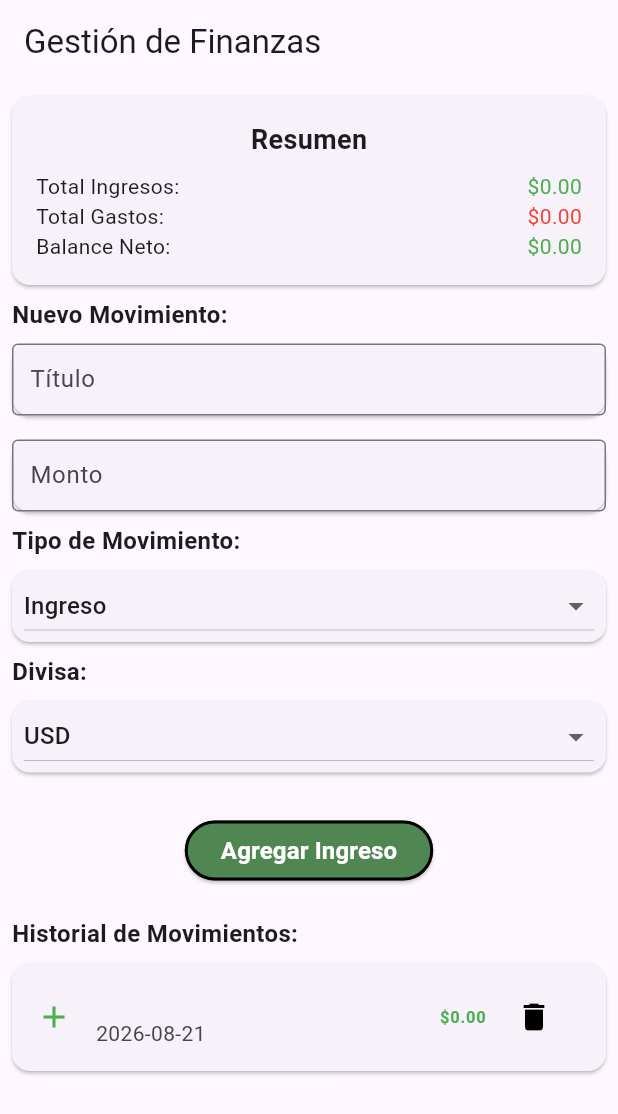
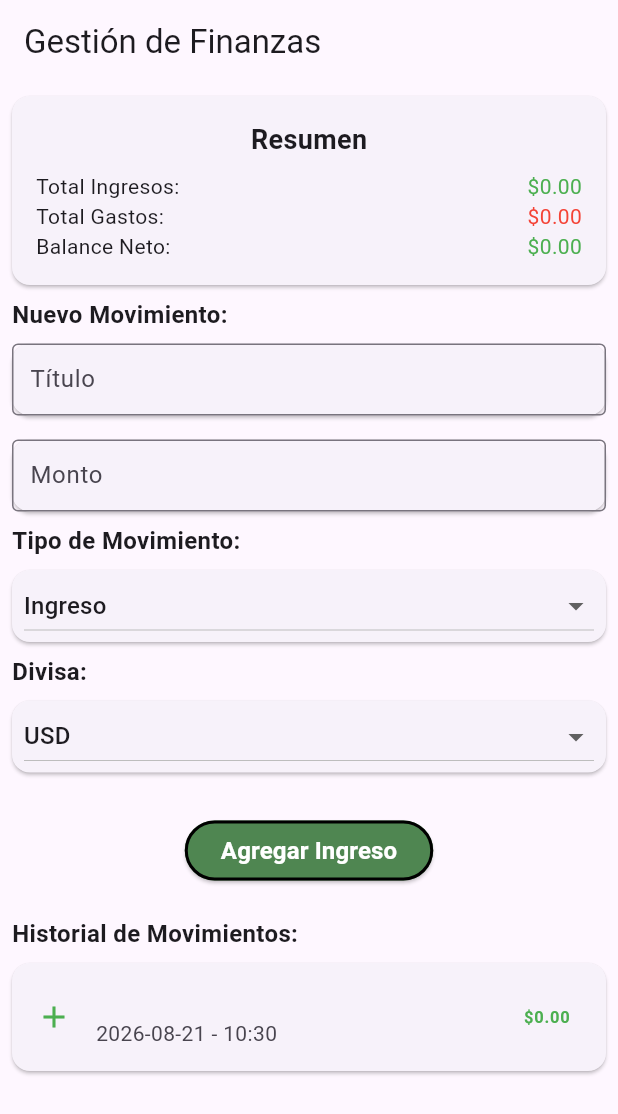
Before and after one commit to xCamil0/ProjectFin, a Flutter app: the PantallaFinanzas screen opened directly, after a tap on "Agregar Ingreso", on a phone screen of 412 x 824 dp. Shown: the top 1114 px of the screen. Run offline on Flutter 3.47's test engine with Material 3 defaults, Android fonts, the phone set to English and light mode, and no system bars; our stand-ins replace shared_preferences; accounts and stored records are empty.

Commit message:
almacenamiento interno del historial y cosas visuales

```diff
--- a/lib/Project.dart
+++ b/lib/Project.dart
@@ -1,4 +1,8 @@
 import 'package:flutter/material.dart';
+
+import 'dart:convert';
+
+import 'package:shared_preferences/shared_preferences.dart';
 
 void main() {
   runApp(const MiappFinanazas());
@@ -12,12 +16,43 @@ enum TipoIngreso { arriendo, cosas, otro }
 
 enum TipoDivisa { USD, COP, ARS }
 
+class ServicioMovimiento {
+  static const String _keyMovimientos = 'lista_movimientos_key';
+
+  static Future<void> guardarMovimientos(
+    List<Movimiento> listaMovimientos,
+  ) async {
+    final prefs = await SharedPreferences.getInstance();
+
+    List<String> listaJson = listaMovimientos
+        .map((movimiento) => jsonEncode(movimiento.toMap()))
+        .toList();
+
+    await prefs.setStringList(_keyMovimientos, listaJson);
+  }
+
+  static Future<List<Movimiento>> cargarMovimientos() async {
+    final prefs = await SharedPreferences.getInstance();
+    final List<String>? listaJson = prefs.getStringList(_keyMovimientos);
+
+    if (listaJson == null) {
+      return [];
+    }
+
+    return listaJson.map((textoJson) {
+      final Map<String, dynamic> mapa = jsonDecode(textoJson);
+      return Movimiento.fromMap(mapa);
+    }).toList();
+  }
+}
+
 class Movimiento {
   // 1. Atributos
   String id;
   String titulo;
   double monto;
   DateTime fecha;
+  DateTime hora;
   TipoMovimiento tipoMovimiento;
   TipoDivisa divisa;
 
@@ -27,9 +62,36 @@ class Movimiento {
     required this.titulo,
     required this.monto,
     required this.fecha,
+    required this.hora,
     required this.tipoMovimiento,
     required this.divisa,
   });
+
+  Map<String, dynamic> toMap() {
+    return {
+      "id": id,
+      "titulo": titulo,
+      "monto": monto,
+      "fecha": fecha.toIso8601String(),
+      "hora": hora.toIso8601String(),
+      "tipoMovimiento": tipoMovimiento.name,
+      "tipoDivisa": divisa.name,
+    };
+  }
+
+  factory Movimiento.fromMap(Map<String, dynamic> map) {
+    return Movimiento(
+      id: map["id"] as String,
+      titulo: map["titulo"] as String,
+      monto: (map["monto"] as num).toDouble(),
+      fecha: DateTime.parse(map["fecha"] as String),
+      hora: DateTime.parse(map["hora"] as String),
+      tipoMovimiento: TipoMovimiento.values.byName(
+        map["tipoMovimiento"] as String,
+      ),
+      divisa: TipoDivisa.values.byName(map["tipoDivisa"] as String),
+    );
+  }
 }
 
 class MiappFinanazas extends StatelessWidget {
@@ -57,6 +119,20 @@ class _PantallaFinanzasState extends State<PantallaFinanzas> {
   TipoDivisa divisaSeleccionada = TipoDivisa.USD;
 
   List<Movimiento> listaMovimientos = [];
+
+  @override
+  void initState() {
+    super.initState();
+    _cargarDatosIniciales();
+  }
+
+  Future<void> _cargarDatosIniciales() async {
+    final datosCargados = await ServicioMovimiento.cargarMovimientos();
+
+    setState(() {
+      listaMovimientos = datosCargados;
+    });
+  }
 
   double convertirAUSD(double montolocal, TipoDivisa divisa) {
     switch (divisa) {
@@ -101,16 +177,18 @@ class _PantallaFinanzasState extends State<PantallaFinanzas> {
       titulo: tituloController.text,
       monto: convertirAUSD(montoIngresado, divisaSeleccionada),
       fecha: DateTime.now(),
+      hora: DateTime.now(),
       tipoMovimiento: tipoSeleccionado,
       divisa: divisaSeleccionada,
     );
 
     setState(() {
-      listaMovimientos.add(nuevoMovimiento);
+      listaMovimientos.insert(0, nuevoMovimiento);
       total = calcularTotal();
       tituloController.clear();
       montoController.clear();
     });
+    ServicioMovimiento.guardarMovimientos(listaMovimientos);
   }
 
   @override
@@ -328,21 +406,67 @@ class _PantallaFinanzasState extends State<PantallaFinanzas> {
               margin: EdgeInsets.all(8.0),
               child: ListView.builder(
                 shrinkWrap: true,
+                physics: const NeverScrollableScrollPhysics(),
                 itemCount: listaMovimientos.length,
                 itemBuilder: (context, index) {
                   final movimiento = listaMovimientos[index];
-                  return ListTile(
+                  return Dismissible(
+                    key: Key(movimiento.id),
+
+                    background: Container(
+                      color: Colors.red,
+                      alignment: Alignment.centerRight,
+                      padding: const EdgeInsets.only(right: 20.0),
+                      child: const Icon(Icons.delete, color: Colors.black),
+                    ),
+
+                    direction: DismissDirection.endToStart,
+
+                    onDismissed: (direction) {
+                      final elementoEliminado = listaMovimientos[index];
+                      final posicionOriginal = index;
+
+                      setState(() {
+                        listaMovimientos.removeAt(index);
+                      });
+                      ServicioMovimiento.guardarMovimientos(listaMovimientos);
+
+                      ScaffoldMessenger.of(context).showSnackBar(
+                        SnackBar(
+                          content: Text('Elemento eliminado'),
+                          action: SnackBarAction(
+                            label: 'DESHACER',
+                            onPressed: () {
+                              setState(() {
+                                listaMovimientos.insert(
+                                  posicionOriginal,
+                                  elementoEliminado,
+                                );
+                              });
+                              ServicioMovimiento.guardarMovimientos(
+                                listaMovimientos,
+                              );
+                            },
+                          ),
+                        ),
+                      );
+                    },
+
+                    child: ListTile(
                       leading: Icon(
                         movimiento.tipoMovimiento == TipoMovimiento.ingreso
                             ? Icons.add
                             : Icons.remove,
-                      color: movimiento.tipoMovimiento == TipoMovimiento.ingreso
+                        color:
+                            movimiento.tipoMovimiento == TipoMovimiento.ingreso
                             ? Colors.green
                             : Colors.red,
                       ),
                       title: Text(movimiento.titulo),
                       subtitle: Text(
-                      movimiento.fecha.toLocal().toString().split(' ')[0],
+                        '${movimiento.fecha.toLocal().toString().split(' ')[0]} - '
+                        '${movimiento.hora.hour.toString().padLeft(2, '0')}:'
+                        '${movimiento.hora.minute.toString().padLeft(2, '0')}',
                       ),
                       trailing: Row(
                         mainAxisSize: MainAxisSize.min,
@@ -358,20 +482,8 @@ class _PantallaFinanzasState extends State<PantallaFinanzas> {
                                   : Colors.red,
                             ),
                           ),
-                        SizedBox(width: 8.0),
-                        IconButton(
-                          icon: Icon(
-                            Icons.delete,
-                            color: const Color.fromARGB(255, 0, 0, 0),
+                        ], // children
                       ),
-                          onPressed: () {
-                            setState(() {
-                              listaMovimientos.removeAt(index);
-                              total = calcularTotal();
-                            });
-                          },
-                        ),
-                      ], // children
                     ),
                   );
                 }, // itemBuilder
--- a/pubspec.yaml
+++ b/pubspec.yaml
@@ -34,6 +34,7 @@ dependencies:
   # The following adds the Cupertino Icons font to your application.
   # Use with the CupertinoIcons class for iOS style icons.
   cupertino_icons: ^1.0.8
+  shared_preferences: ^2.2.2
 
 dev_dependencies:
   flutter_test:
```
Also changed, not shown: pubspec.lock, 2 other files. Lines whose indentation alone changed are shown as unchanged.
